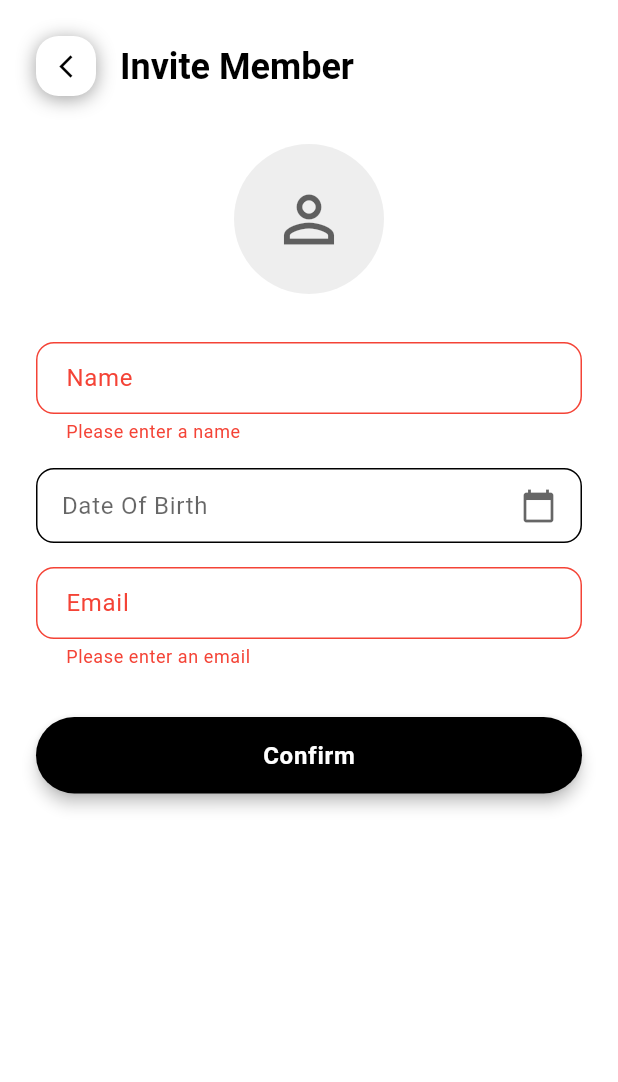
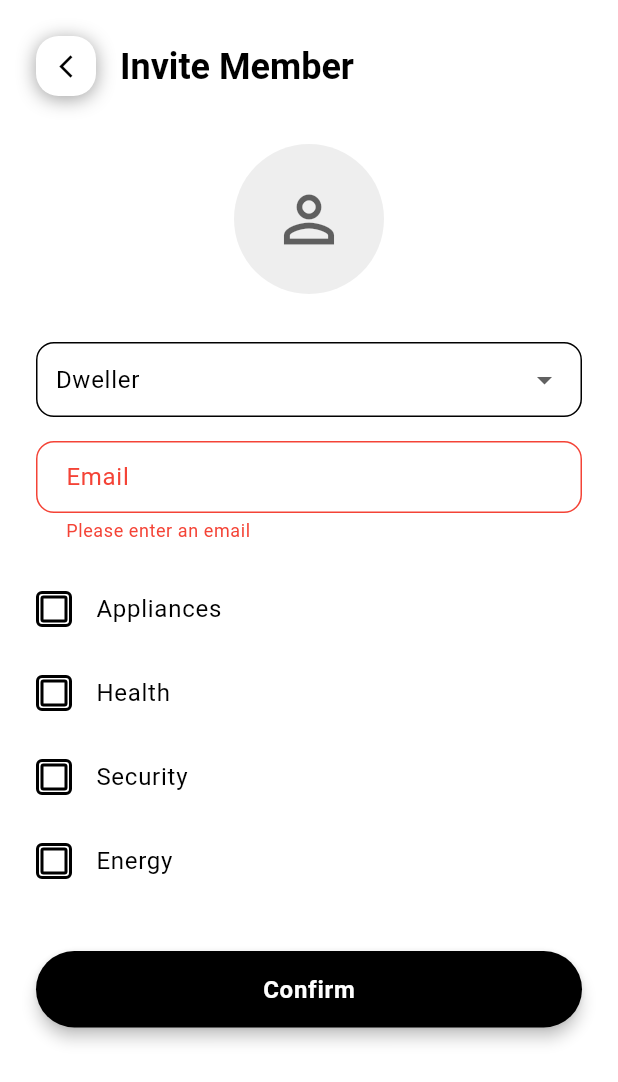
Before and after one commit to HadyMash/smartify, a Flutter app: the InviteMemberScreen screen opened directly with empty values, after a tap on "Confirm", on a phone screen of 412 x 824 dp. Shown: the top 1082 px of the screen. Run offline on Flutter 3.47's test engine with Material 3 defaults, Android fonts, the phone set to English and light mode, and no system bars; our stand-ins replace convert, cookie_jar, device_info_plus, dio, dio_cookie_manager, email_validator and 4 more; missing offline and left inert: dart:html; network calls fail.

Commit message:
integrated invite member fixed UI

```diff
--- a/app/lib/screens/household/household_screen.dart
+++ b/app/lib/screens/household/household_screen.dart
@@ -171,14 +171,14 @@ class _HouseholdScreenState extends State<HouseholdScreen> {
                         Navigator.push(
                           context,
                           MaterialPageRoute(
-                            builder: (context) => InviteMemberScreen(
-                              onMemberInvited: _addNewMember,
+                            builder: (context) => InviteMemberScreen( householdId: _selectedHouseholdId!,
+                             // onMemberInvited: _addNewMember,
                             ),
                           ),
                         );
                       },
                       child: Text(
-                        'Add Member',
+                        'Invite Member',
                         style: textTheme.bodyLarge?.copyWith(
                           fontWeight: FontWeight.bold,
                           color: theme.colorScheme.onSecondary,
--- a/app/lib/screens/household/invite_member.dart
+++ b/app/lib/screens/household/invite_member.dart
@@ -1,13 +1,13 @@
 import 'package:flutter/material.dart';
 import '/widgets/back_button.dart';
-import 'package:intl/intl.dart';
+import 'package:smartify/services/household.dart'; // Import HouseholdService
 
 class InviteMemberScreen extends StatefulWidget {
-  final Function(String) onMemberInvited;
+  final String householdId; // Required to pass household ID
 
   const InviteMemberScreen({
     super.key,
-    required this.onMemberInvited,
+    required this.householdId,
   });
 
   @override
@@ -16,28 +16,70 @@ class InviteMemberScreen extends StatefulWidget {
 
 class _InviteMemberScreenState extends State<InviteMemberScreen> {
   final _formKey = GlobalKey<FormState>();
-  final _nameController = TextEditingController();
   final _emailController = TextEditingController();
-  DateTime? _selectedDate;
+  String _role = 'dweller'; // Default role
+  bool _appliances = false; // Default permissions (all unselected for dweller)
+  bool _health = false;
+  bool _security = false;
+  bool _energy = false;
+  bool _isLoading = false;
+  late HouseholdService _householdService;
+
+  @override
+  void initState() {
+    super.initState();
+    _initializeService();
+  }
+
+  Future<void> _initializeService() async {
+    _householdService = await HouseholdService.create();
+  }
 
   @override
   void dispose() {
-    _nameController.dispose();
     _emailController.dispose();
     super.dispose();
   }
 
-  Future<void> _selectDate(BuildContext context) async {
-    final DateTime? picked = await showDatePicker(
-      context: context,
-      initialDate: _selectedDate ?? DateTime.now(),
-      firstDate: DateTime(1900),
-      lastDate: DateTime.now(),
+  bool _isRoleLocked() {
+    // Permissions are locked (all enabled) for owner and admin
+    return _role == 'owner' || _role == 'admin';
+  }
+
+  Future<void> _inviteMember() async {
+    if (_formKey.currentState!.validate()) {
+      setState(() => _isLoading = true);
+      try {
+        final invite = await _householdService.inviteMember(
+          widget.householdId,
+          _role,
+          HouseholdPermissions(
+            appliances: _appliances,
+            health: _health,
+            security: _security,
+            energy: _energy,
+          ),
+          _emailController.text,
         );
-    if (picked != null && picked != _selectedDate) {
-      setState(() {
-        _selectedDate = picked;
-      });
+
+        setState(() => _isLoading = false);
+
+        if (invite != null) {
+          Navigator.pop(context); // Pop back to HouseholdScreen
+          ScaffoldMessenger.of(context).showSnackBar(
+            const SnackBar(content: Text('Member invited successfully!')),
+          );
+        } else {
+          ScaffoldMessenger.of(context).showSnackBar(
+            const SnackBar(content: Text('Failed to invite member')),
+          );
+        }
+      } catch (e) {
+        setState(() => _isLoading = false);
+        ScaffoldMessenger.of(context).showSnackBar(
+          SnackBar(content: Text('Error: $e')),
+        );
+      }
     }
   }
 
@@ -82,50 +124,51 @@ class _InviteMemberScreenState extends State<InviteMemberScreen> {
                   ),
                 ),
                 const SizedBox(height: 32),
-                TextFormField(
-                  controller: _nameController,
-                  decoration: const InputDecoration(
-                    labelText: 'Name',
-                  ),
-                  validator: (value) {
-                    if (value == null || value.isEmpty) {
-                      return 'Please enter a name';
-                    }
-                    return null;
-                  },
-                ),
-                const SizedBox(height: 16),
-                InkWell(
-                  onTap: () => _selectDate(context),
-                  child: Container(
-                    padding: const EdgeInsets.symmetric(
-                        horizontal: 16, vertical: 12),
+                // Role Dropdown
+                Container(
+                  padding: const EdgeInsets.symmetric(horizontal: 12),
                   decoration: BoxDecoration(
                     border: Border.all(color: theme.colorScheme.secondary),
                     borderRadius: BorderRadius.circular(12),
                   ),
-                    child: Row(
-                      mainAxisAlignment: MainAxisAlignment.spaceBetween,
-                      children: [
-                        Text(
-                          _selectedDate == null
-                              ? 'Date Of Birth'
-                              : DateFormat('MMMM d, y').format(_selectedDate!),
-                          style: textTheme.bodyLarge?.copyWith(
-                            color: _selectedDate == null
-                                ? theme.colorScheme.onSurface.withOpacity(0.6)
-                                : theme.colorScheme.onSurface,
-                          ),
-                        ),
-                        Icon(
-                          Icons.calendar_today,
-                          color: theme.colorScheme.onSurface.withOpacity(0.6),
-                        ),
-                      ],
-                    ),
+                  child: DropdownButton<String>(
+                    value: _role,
+                    isExpanded: true,
+                    icon: const Icon(Icons.arrow_drop_down),
+                    elevation: 16,
+                    style: textTheme.bodyLarge,
+                    underline: Container(height: 0),
+                    onChanged: (String? value) {
+                      if (value != null) {
+                        setState(() {
+                          _role = value;
+                          if (_isRoleLocked()) {
+                            // Lock permissions to true for admin
+                            _appliances = true;
+                            _health = true;
+                            _security = true;
+                            _energy = true;
+                          } else {
+                            // Set all to false for dweller
+                            _appliances = false;
+                            _health = false;
+                            _security = false;
+                            _energy = false;
+                          }
+                        });
+                      }
+                    },
+                    items: ['admin', 'dweller'] // Removed 'owner' from the list
+                        .map<DropdownMenuItem<String>>((String role) {
+                      return DropdownMenuItem<String>(
+                        value: role,
+                        child: Text(role.capitalize()),
+                      );
+                    }).toList(),
                   ),
                 ),
                 const SizedBox(height: 16),
+                // Email Field
                 TextFormField(
                   controller: _emailController,
                   keyboardType: TextInputType.emailAddress,
@@ -136,20 +179,59 @@ class _InviteMemberScreenState extends State<InviteMemberScreen> {
                     if (value == null || value.isEmpty) {
                       return 'Please enter an email';
                     }
+                    if (!RegExp(r'^[^@]+@[^@]+\.[^@]+').hasMatch(value)) {
+                      return 'Please enter a valid email';
+                    }
                     return null;
                   },
                 ),
+                const SizedBox(height: 16),
+                // Permissions Checkboxes with black border and black checkmark
+                _buildCheckboxTile(
+                  title: 'Appliances',
+                  value: _appliances,
+                  onChanged: _isRoleLocked()
+                      ? null
+                      : (value) => setState(() => _appliances = value ?? false),
+                  enabled: !_isRoleLocked(),
+                  theme: theme,
+                ),
+                _buildCheckboxTile(
+                  title: 'Health',
+                  value: _health,
+                  onChanged: _isRoleLocked()
+                      ? null
+                      : (value) => setState(() => _health = value ?? false),
+                  enabled: !_isRoleLocked(),
+                  theme: theme,
+                ),
+                _buildCheckboxTile(
+                  title: 'Security',
+                  value: _security,
+                  onChanged: _isRoleLocked()
+                      ? null
+                      : (value) => setState(() => _security = value ?? false),
+                  enabled: !_isRoleLocked(),
+                  theme: theme,
+                ),
+                _buildCheckboxTile(
+                  title: 'Energy',
+                  value: _energy,
+                  onChanged: _isRoleLocked()
+                      ? null
+                      : (value) => setState(() => _energy = value ?? false),
+                  enabled: !_isRoleLocked(),
+                  theme: theme,
+                ),
                 const SizedBox(height: 32),
+                // Confirm Button
                 SizedBox(
                   width: double.infinity,
                   child: ElevatedButton(
-                    onPressed: () {
-                      if (_formKey.currentState!.validate()) {
-                        widget.onMemberInvited(_nameController.text);
-                        Navigator.pop(context);
-                      }
-                    },
-                    child: Text(
+                    onPressed: _isLoading ? null : _inviteMember,
+                    child: _isLoading
+                        ? const CircularProgressIndicator()
+                        : Text(
                             'Confirm',
                             style: textTheme.bodyLarge?.copyWith(
                               fontWeight: FontWeight.bold,
@@ -165,4 +247,55 @@ class _InviteMemberScreenState extends State<InviteMemberScreen> {
       ),
     );
   }
+
+  // Custom CheckboxTile with black border and black checkmark
+  Widget _buildCheckboxTile({
+    required String title,
+    required bool value,
+    required ValueChanged<bool?>? onChanged,
+    required bool enabled,
+    required ThemeData theme,
+  }) {
+    return ListTile(
+      title: Text(title),
+      leading: Container(
+        width: 24,
+        height: 24,
+        decoration: BoxDecoration(
+          border: Border.all(
+            color: enabled ? Colors.black : Colors.grey, // Black for enabled, gray for disabled
+            width: 2,
+          ),
+          borderRadius: BorderRadius.circular(4),
+        ),
+        child: Checkbox(
+          value: value,
+          onChanged: onChanged,
+          checkColor: Colors.black, // Black checkmark for all states
+          fillColor: MaterialStateProperty.resolveWith((states) {
+            if (states.contains(MaterialState.disabled)) {
+              return Colors.grey.withOpacity(0.5); // Gray fill for disabled state
             }
+            return Colors.transparent; // Transparent fill for other states
+          }),
+          side: MaterialStateBorderSide.resolveWith((states) {
+            if (states.contains(MaterialState.disabled)) {
+              return const BorderSide(color: Colors.grey, width: 2); // Gray border for disabled state
+            }
+            return const BorderSide(color: Colors.black, width: 2); // Black border for enabled state
+          }),
+          materialTapTargetSize: MaterialTapTargetSize.shrinkWrap,
+          visualDensity: VisualDensity.compact,
+        ),
+      ),
+      contentPadding: const EdgeInsets.symmetric(horizontal: 0),
+    );
+  }
+}
+
+// Extension to capitalize the first letter of role strings
+extension StringExtension on String {
+  String capitalize() {
+    return "${this[0].toUpperCase()}${substring(1).toLowerCase()}";
+  }
+}
```
Also changed, not shown: app/lib/services/household.dart (+49 -20 lines), 1 other file. Lines whose indentation alone changed are shown as unchanged.
